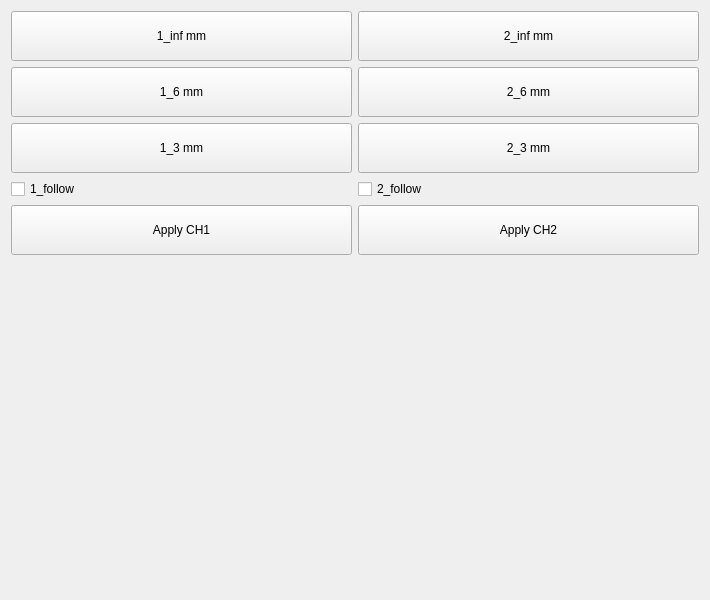
Above: calibrationform.ui from szazdenes/CapacyMeter before the change. Below: the same form after it.
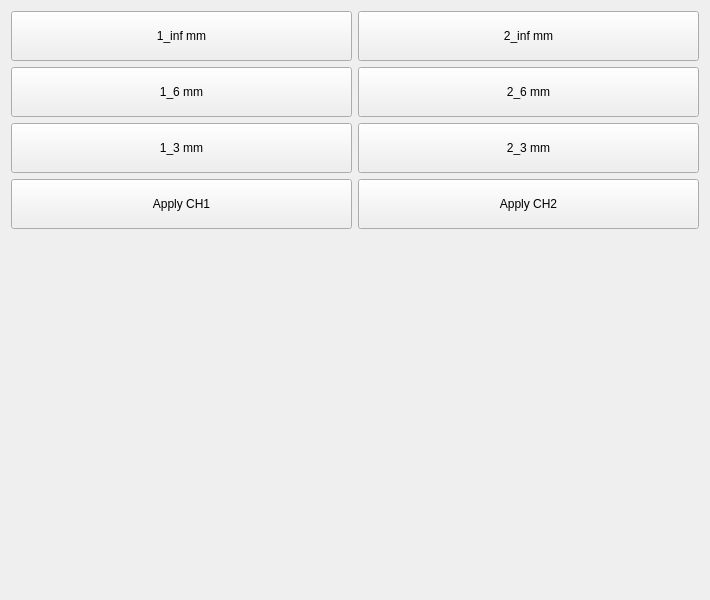
That is the form after the change.

Commit message: calibrationForm simplified, signals between widgets implemented

The edit to the form file:
```diff
--- a/calibrationform.ui
+++ b/calibrationform.ui
@@ -13,7 +13,7 @@
   <property name="windowTitle">
    <string>Form</string>
   </property>
-  <layout class="QGridLayout" name="gridLayout_2" rowstretch="0,0,0,0,0,0">
+  <layout class="QGridLayout" name="gridLayout_2" rowstretch="0,0,0,0,0">
    <item row="0" column="1">
     <widget class="QPushButton" name="calibPushButton_2_inf">
      <property name="minimumSize">
@@ -40,7 +40,7 @@
      </property>
     </widget>
    </item>
-   <item row="5" column="0" colspan="2">
+   <item row="4" column="0" colspan="2">
     <spacer name="verticalSpacer">
      <property name="orientation">
       <enum>Qt::Vertical</enum>
@@ -79,20 +79,6 @@
      </property>
     </widget>
    </item>
-   <item row="3" column="1">
-    <widget class="QCheckBox" name="follow2CheckBox">
-     <property name="text">
-      <string>2_follow</string>
-     </property>
-    </widget>
-   </item>
-   <item row="3" column="0">
-    <widget class="QCheckBox" name="follow1CheckBox">
-     <property name="text">
-      <string>1_follow</string>
-     </property>
-    </widget>
-   </item>
    <item row="1" column="1">
     <widget class="QPushButton" name="calibPushButton_2_6">
      <property name="minimumSize">
@@ -119,7 +105,7 @@
      </property>
     </widget>
    </item>
-   <item row="4" column="0">
+   <item row="3" column="0">
     <widget class="QPushButton" name="applyCH1PushButton">
      <property name="minimumSize">
       <size>
@@ -132,7 +118,7 @@
      </property>
     </widget>
    </item>
-   <item row="4" column="1">
+   <item row="3" column="1">
     <widget class="QPushButton" name="applyCH2PushButton">
      <property name="minimumSize">
       <size>
```
The commit also changes 6 other files.
